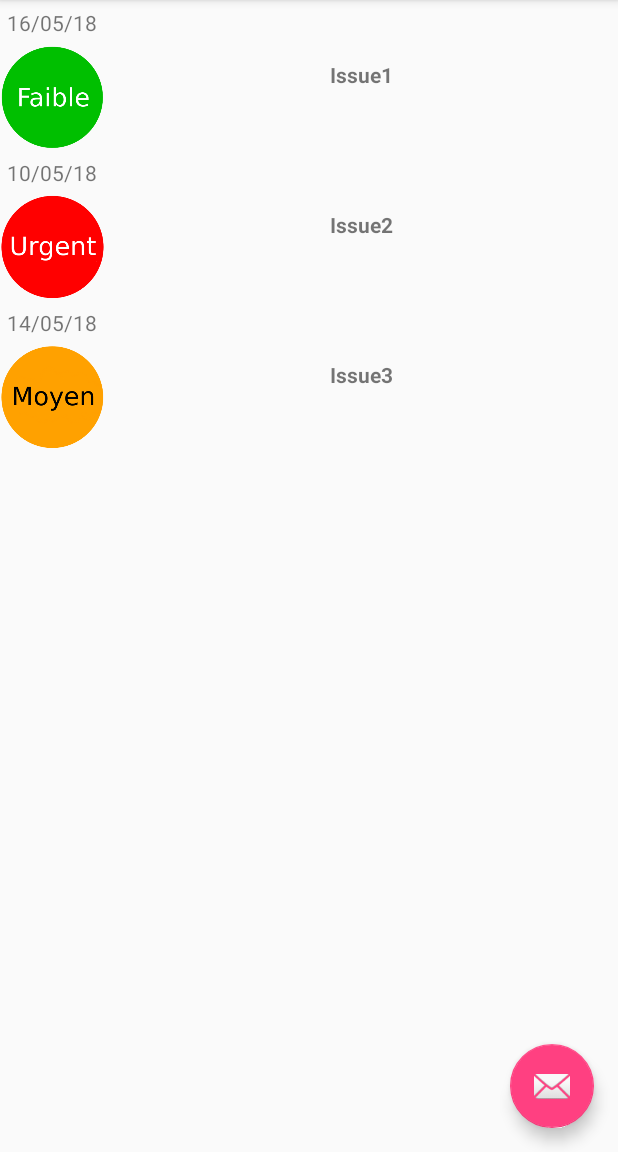
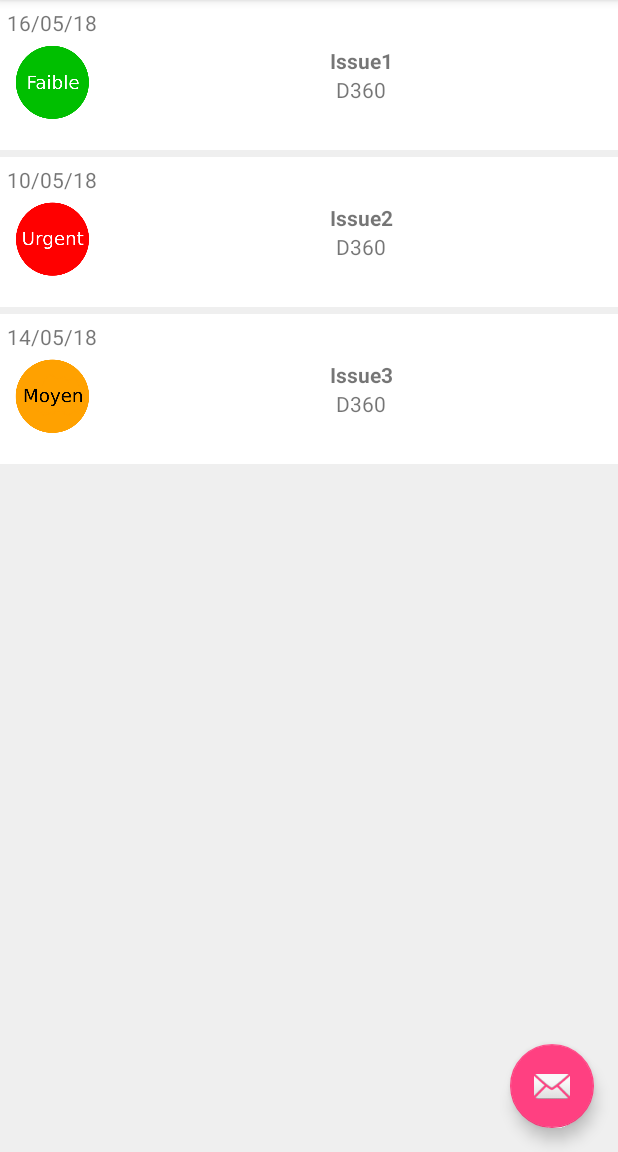
Before and after one commit to mardgui/Polyblem, an Android app: the screen it shows after launch (MainActivity), on a phone screen of 412 x 824 dp, the part 84-1236 px from its top. Run offline under Robolectric (Android 15) with nearby library versions, the phone set to English and light mode, and no system bars.

Commit message:
Location added + vertical spacing

```diff
--- a/app/src/main/res/layout/issue_container.xml
+++ b/app/src/main/res/layout/issue_container.xml
@@ -5,7 +5,9 @@
     <GridView
         android:id="@+id/issue_grid"
         android:layout_width="match_parent"
-        android:layout_height="match_parent" />
+        android:layout_height="match_parent"
+        android:background="#efefef"
+        android:verticalSpacing="5dp"/>
 
 
 </RelativeLayout>
--- a/app/src/main/res/layout/issue_preview.xml
+++ b/app/src/main/res/layout/issue_preview.xml
@@ -2,24 +2,41 @@
 <RelativeLayout xmlns:android="http://schemas.android.com/apk/res/android"
     xmlns:app="http://schemas.android.com/apk/res-auto"
     android:layout_width="match_parent"
-    android:layout_height="100dp">
+    android:layout_height="100dp"
+    android:background="#fff">
 
     <TextView
         android:id="@+id/title"
         android:layout_width="match_parent"
-        android:layout_height="100dp"
+        android:layout_height="50dp"
         android:layout_alignParentTop="true"
         android:layout_toEndOf="@id/urgency"
-        android:gravity="center"
+        android:gravity="bottom"
         android:text="@string/titre"
         android:textAlignment="center"
         android:textStyle="bold" />
 
+    <TextView
+        android:id="@+id/location"
+        android:layout_width="match_parent"
+        android:layout_height="50dp"
+        android:layout_alignParentBottom="true"
+        android:layout_toEndOf="@id/urgency"
+        android:layout_below="@id/title"
+        android:layout_alignStart="@id/title"
+        android:layout_alignEnd="@id/title"
+        android:gravity="top"
+        android:text="@string/localisation1"
+        android:textAlignment="center"
+        android:textStyle="normal" />
+
     <ImageView
         android:id="@+id/urgency"
         android:layout_width="70dp"
-        android:layout_height="70dp"
-        android:layout_alignParentBottom="true"
+        android:layout_height="50dp"
+        android:layout_alignStart="@id/date"
+        android:layout_alignEnd="@id/date"
+        android:layout_below="@id/date"
         android:layout_alignParentStart="true"
         app:srcCompat="@mipmap/ic_launcher_round" />
 
```
